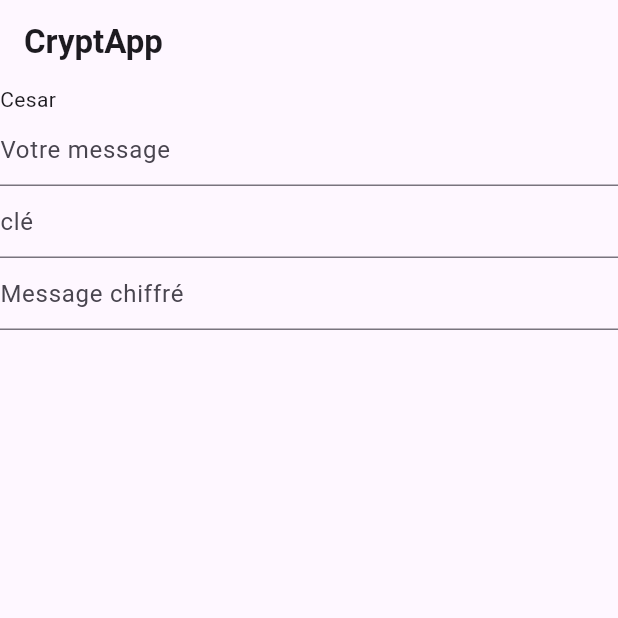
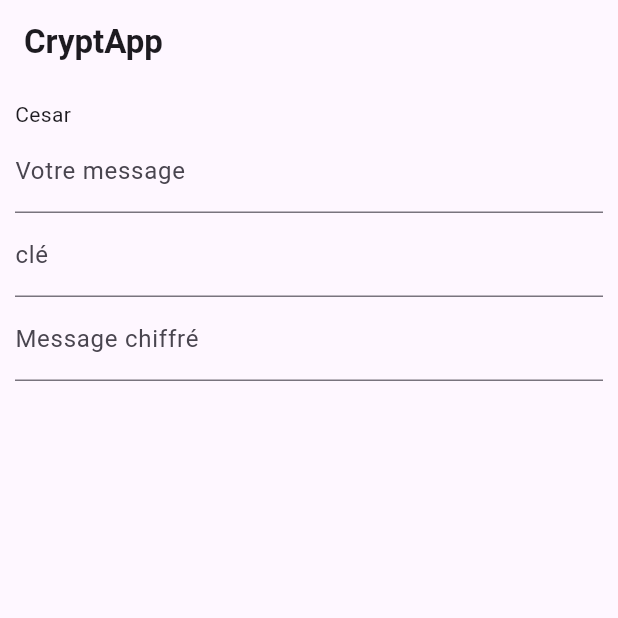
Before and after one commit to GuillaumeSUBRA1/Cryptographie, a Flutter app: the screen it shows after launch, on a phone screen of 412 x 824 dp, the top half of it. Run offline on Flutter 3.47's test engine with Material 3 defaults, Android fonts, the phone set to English and light mode, and no system bars.

Commit message:
update design

```diff
--- a/flutter/crypto/lib/techniques/cesar.dart
+++ b/flutter/crypto/lib/techniques/cesar.dart
@@ -79,6 +79,8 @@ class _CesarState extends State<Cesar> {
   @override
   Widget build(BuildContext context) {
     return Center(
+        child: Padding(
+            padding: const EdgeInsets.all(10),
             child: Column(children: [
               const Row(
                 children: [Expanded(child: Text("Cesar"))],
@@ -90,7 +92,8 @@ class _CesarState extends State<Cesar> {
                   onChanged: (value) {
                     crypter();
                   },
-          decoration: const InputDecoration(hintText: "Votre message"),
+                  decoration: const InputDecoration(
+                      hintText: "Votre message", labelText: "Votre message"),
                 ))
               ]),
               Row(children: [
@@ -100,7 +103,8 @@ class _CesarState extends State<Cesar> {
                   onChanged: (value) {
                     crypter();
                   },
-          decoration: const InputDecoration(hintText: "clé"),
+                  decoration:
+                      const InputDecoration(hintText: "clé", labelText: "clé"),
                 )),
               ]),
               Row(
@@ -108,10 +112,12 @@ class _CesarState extends State<Cesar> {
                   Expanded(
                       child: TextField(
                     controller: messageChiffreController,
-            decoration: const InputDecoration(hintText: "Message chiffré"),
+                    decoration: const InputDecoration(
+                        hintText: "Message chiffré",
+                        labelText: "Message chiffré"),
                   ))
                 ],
               )
-    ]));
+            ])));
   }
 }
```
Lines whose indentation alone changed are shown as unchanged.
